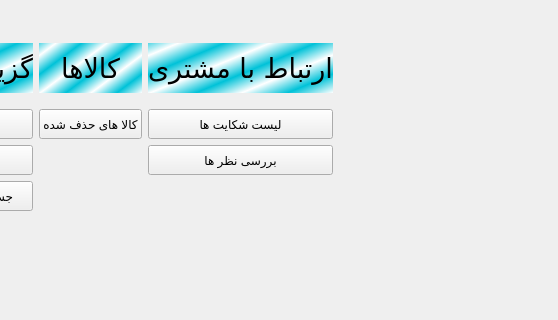
The window that SupportAdminWindow.ui (Alireza8hi/Project-DigiKala) describes before a commit, drawn with Qt 5; both pictures show x 350 to 908 and y 210 to 530 of the 908 by 669 pixel window.
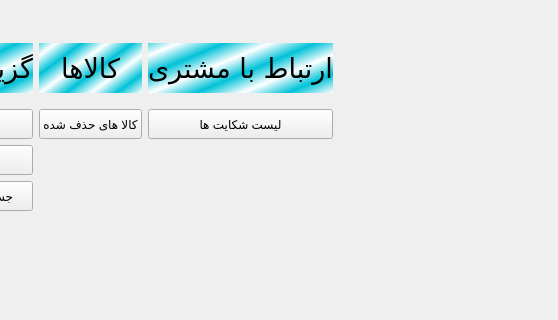
The same window after the commit. Icons and pictures are not drawn.

What changed in the file:
```diff
--- a/SupportAdminWindow.ui
+++ b/SupportAdminWindow.ui
@@ -254,32 +254,6 @@
         </property>
        </widget>
       </item>
-      <item row="3" column="2">
-       <widget class="QPushButton" name="CheckCommentBtn">
-        <property name="minimumSize">
-         <size>
-          <width>0</width>
-          <height>30</height>
-         </size>
-        </property>
-        <property name="maximumSize">
-         <size>
-          <width>16777215</width>
-          <height>30</height>
-         </size>
-        </property>
-        <property name="styleSheet">
-         <string notr="true">color: rgb(0, 0, 0);</string>
-        </property>
-        <property name="text">
-         <string>بررسی نظر ها</string>
-        </property>
-        <property name="icon">
-         <iconset resource="icons.qrc">
-          <normaloff>:/Icons/Icons/icon-comments-19.jpg</normaloff>:/Icons/Icons/icon-comments-19.jpg</iconset>
-        </property>
-       </widget>
-      </item>
       <item row="1" column="2">
        <spacer name="verticalSpacer_3">
         <property name="orientation">
```
Left out of the diff: 12 changed lines with no effect on the pictures.
